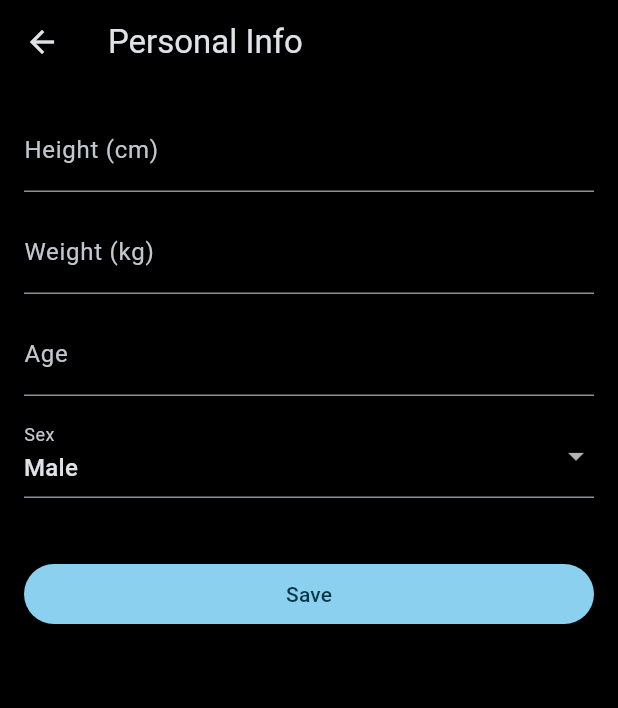
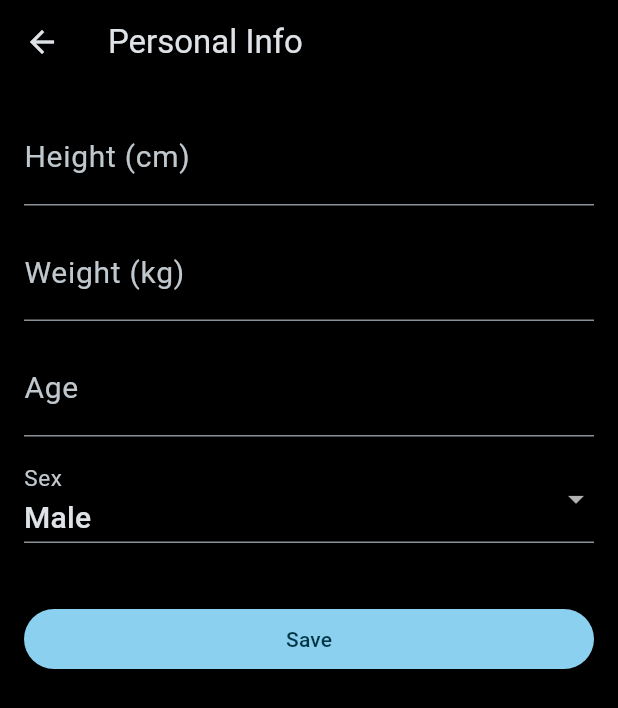
Before and after one commit to a-mozyen/workout, a Flutter app: the PersonalInfoScreen screen opened by its route, on a phone screen of 412 x 824 dp. Shown: the top 708 px of the screen. Run offline on Flutter 3.47's test engine with Material 3 defaults, Android fonts, the light colour scheme and no system bars; our stand-ins replace go_router, shared_preferences; accounts and stored records are empty.

Commit message:
merge screens

```diff
--- a/workout/lib/main.dart
+++ b/workout/lib/main.dart
@@ -41,7 +41,7 @@ class MyApp extends StatelessWidget {
           color: Colors.grey[800],
           elevation: 4,
           shape: RoundedRectangleBorder(
-            borderRadius: BorderRadius.circular(12),
+            borderRadius: BorderRadius.circular(50),
           ),
         ),
       ),
--- a/workout/lib/router/app_router.dart
+++ b/workout/lib/router/app_router.dart
@@ -2,7 +2,6 @@ import 'package:flutter/material.dart';
 import 'package:go_router/go_router.dart';
 import 'package:workout/screens/home_screen.dart';
 import 'package:workout/screens/muscle_group_screen.dart';
-import 'package:workout/screens/muscle_screen.dart';
 import 'package:workout/screens/exercises_screen.dart';
 import 'package:workout/screens/my_workout_screen.dart';
 import 'package:workout/screens/device_detection_screen.dart';
@@ -28,17 +27,8 @@ final GoRouter router = GoRouter(
               path: ':muscleGroupId',
               builder: (BuildContext context, GoRouterState state) {
                 final muscleGroupId = state.pathParameters['muscleGroupId']!;
-                return MusclesScreen(muscleGroupId: muscleGroupId);
+                return ExercisesScreen(muscleGroupId: muscleGroupId);
               },
-              routes: [
-                GoRoute(
-                  path: ':muscleId',
-                  builder: (BuildContext context, GoRouterState state) {
-                    final muscleId = state.pathParameters['muscleId']!;
-                    return ExercisesScreen(muscleId: muscleId);
-                  },
-                ),
-              ],
             ),
           ],
         ),
--- a/workout/lib/screens/personal_info_screen.dart
+++ b/workout/lib/screens/personal_info_screen.dart
@@ -40,7 +40,17 @@ class _PersonalInfoScreenState extends State<PersonalInfoScreen> {
   Widget build(BuildContext context) {
     final provider = context.watch<WorkoutProvider>();
     final bmi = provider.personalInfo?.bmi;
-    return Scaffold(
+    final theme = Theme.of(context);
+    return Theme(
+      data: theme.copyWith(
+        inputDecorationTheme: theme.inputDecorationTheme.copyWith(
+          // Non-floating label size
+          labelStyle: const TextStyle(fontSize: 20),
+          // Floating label size
+          floatingLabelStyle: const TextStyle(fontSize: 20),
+        ),
+      ),
+      child: Scaffold(
         appBar: AppBar(title: const Text('Personal Info')),
         body: Padding(
           padding: const EdgeInsets.all(16),
@@ -57,6 +67,7 @@ class _PersonalInfoScreenState extends State<PersonalInfoScreen> {
                     if (d == null || d <= 0) return 'Enter valid height';
                     return null;
                   },
+                  style: const TextStyle(fontSize: 20),
                 ),
                 const SizedBox(height: 12),
                 TextFormField(
@@ -68,6 +79,7 @@ class _PersonalInfoScreenState extends State<PersonalInfoScreen> {
                     if (d == null || d <= 0) return 'Enter valid weight';
                     return null;
                   },
+                  style: const TextStyle(fontSize: 20),
                 ),
                 const SizedBox(height: 12),
                 TextFormField(
@@ -79,14 +91,21 @@ class _PersonalInfoScreenState extends State<PersonalInfoScreen> {
                     if (d == null || d <= 0) return 'Enter valid age';
                     return null;
                   },
+                  style: const TextStyle(fontSize: 20),
                 ),
                 const SizedBox(height: 12),
                 DropdownButtonFormField<String>(
                   initialValue: _sex,
                   decoration: const InputDecoration(labelText: 'Sex'),
                   items: const [
-                  DropdownMenuItem(value: 'male', child: Text('Male')),
-                  DropdownMenuItem(value: 'female', child: Text('Female')),
+                    DropdownMenuItem(
+                      value: 'male',
+                      child: Text('Male', style: TextStyle(fontSize: 20)),
+                    ),
+                    DropdownMenuItem(
+                      value: 'female',
+                      child: Text('Female', style: TextStyle(fontSize: 20)),
+                    ),
                   ],
                   onChanged: (v) => setState(() => _sex = v ?? 'male'),
                 ),
@@ -107,7 +126,9 @@ class _PersonalInfoScreenState extends State<PersonalInfoScreen> {
                         sex: _sex,
                         age: int.parse(_ageCtrl.text),
                       );
-                    await context.read<WorkoutProvider>().setPersonalInfo(info);
+                      await context.read<WorkoutProvider>().setPersonalInfo(
+                        info,
+                      );
                       if (!context.mounted) return;
                       Navigator.of(context).pop();
                     }
@@ -115,6 +136,7 @@ class _PersonalInfoScreenState extends State<PersonalInfoScreen> {
                   child: const Text('Save'),
                 ),
               ],
+            ),
           ),
         ),
       ),
```
Also changed, not shown: workout/lib/screens/exercises_screen.dart (+39 -9 lines), workout/lib/screens/home_screen.dart (+80 -37 lines), workout/lib/screens/muscle_screen.dart (deleted, +0 -47 lines), workout/assets/icons/ai.png, workout/assets/images/home/add-workout-female.png, workout/assets/images/home/add-workout.png, workout/assets/images/home/my-workout-female.png, workout/assets/images/home/my-workout.png, workout/assets/images/home/title.png (deleted). Lines whose indentation alone changed are shown as unchanged.
